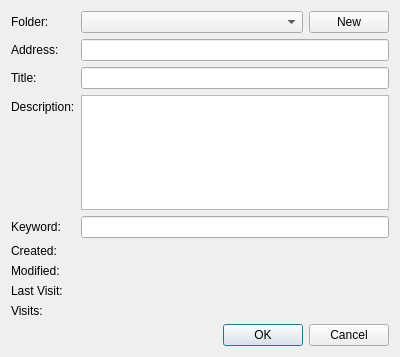
This is src/ui/BookmarkPropertiesDialog.ui in OtterBrowser/otter-browser as Qt 5 draws it before an edit. The edited form follows.
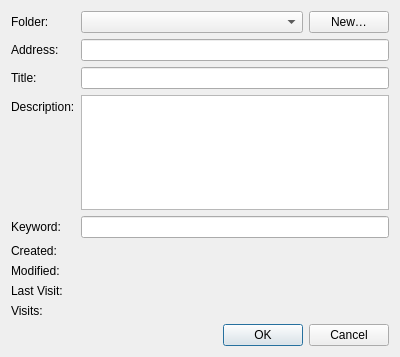
This is the edited form. Custom widgets are drawn as their Qt base class.

The edit to the form file:
```diff
--- a/src/ui/BookmarkPropertiesDialog.ui
+++ b/src/ui/BookmarkPropertiesDialog.ui
@@ -68,7 +68,7 @@
        <item>
         <widget class="QPushButton" name="newFolderButton">
          <property name="text">
-          <string>New</string>
+          <string>New…</string>
          </property>
         </widget>
        </item>
```
